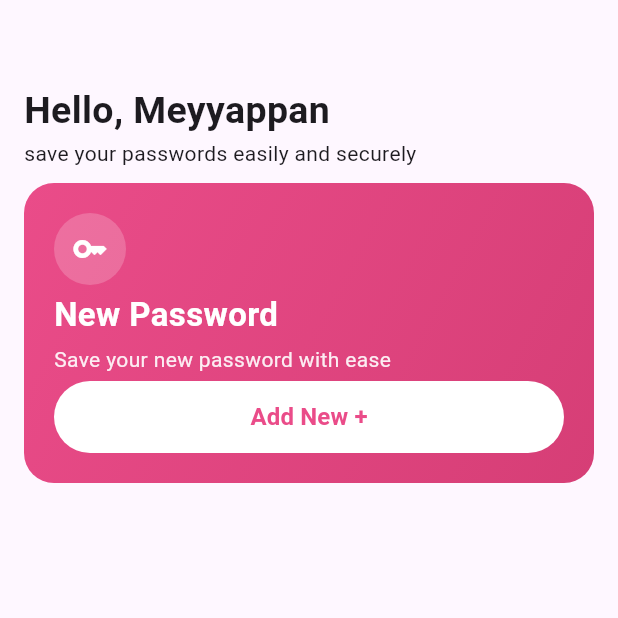
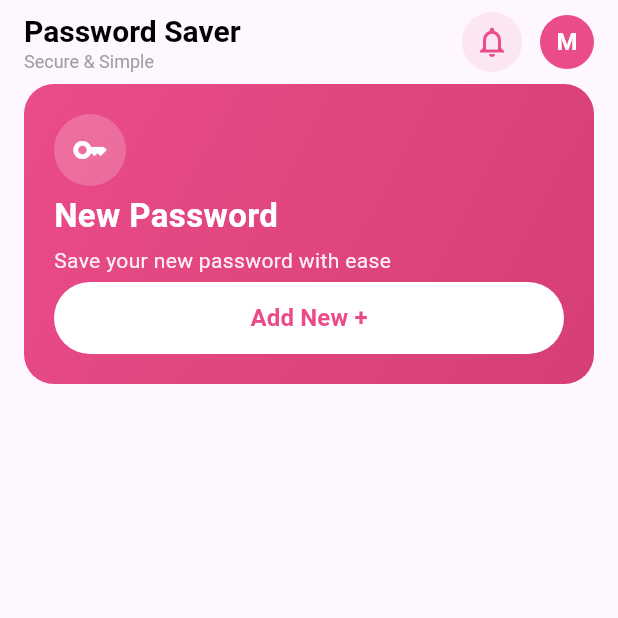
Before and after one commit to Meyyappan-cloud/password_saver, a Flutter app: the screen it shows after launch, on a phone screen of 412 x 824 dp, the top half of it. Run offline on Flutter 3.47's test engine with Material 3 defaults, Android fonts, the light colour scheme and no system bars.

Commit message:
change app bar design

```diff
--- a/lib/home_screen.dart
+++ b/lib/home_screen.dart
@@ -100,10 +100,68 @@ class _HomeScreenState extends State<HomeScreen> {
   @override
   Widget build(BuildContext context) {
     return Scaffold(
-      appBar: AppBar(),
+      appBar: AppBar(
+        elevation: 0,
+        backgroundColor: Colors.transparent,
+        automaticallyImplyLeading: false,
+        titleSpacing: 16,
+        title: Row(
+          mainAxisAlignment: MainAxisAlignment.spaceBetween,
+          children: [
+            /// Left - App Title
+            Column(
+              crossAxisAlignment: CrossAxisAlignment.start,
+              children: [
+                Text(
+                  "Password Saver",
+                  style: TextStyle(
+                    color: Colors.black,
+                    fontWeight: FontWeight.bold,
+                    fontSize: 20,
+                  ),
+                ),
+                Text(
+                  "Secure & Simple",
+                  style: TextStyle(color: Colors.grey, fontSize: 12),
+                ),
+              ],
+            ),
+
+            /// Right - Icons
+            Row(
+              children: [
+                Container(
+                  margin: EdgeInsets.only(right: 12),
+                  padding: EdgeInsets.all(8),
+                  decoration: BoxDecoration(
+                    color: Color(0xFFEA4C89).withOpacity(0.1),
+                    shape: BoxShape.circle,
+                  ),
+                  child: Icon(
+                    Icons.notifications_none,
+                    color: Color(0xFFEA4C89),
+                  ),
+                ),
+
+                CircleAvatar(
+                  radius: 18,
+                  backgroundColor: Color(0xFFEA4C89),
+                  child: Text(
+                    "M",
+                    style: TextStyle(
+                      color: Colors.white,
+                      fontWeight: FontWeight.bold,
+                    ),
+                  ),
+                ),
+              ],
+            ),
+          ],
+        ),
+      ),
       body: Column(
         crossAxisAlignment: CrossAxisAlignment.start,
-        children: [_buildWelcome(), _buildBanner()],
+        children: [ _buildBanner()],
       ),
     );
   }
```
